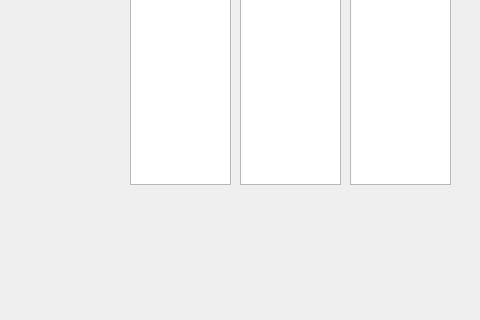
Before: the Qt Designer form online_store/warehouse_stock.ui in niki548/Online_store, drawn with Qt 5; both pictures show x 0 to 480 and y 206 to 526 of the 613 by 526 pixel window.
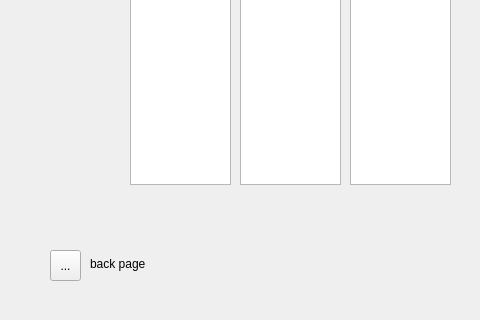
After: the same form once the commit is applied. Icons and pictures are not drawn.

The edit to the form file:
```diff
--- a/online_store/warehouse_stock.ui
+++ b/online_store/warehouse_stock.ui
@@ -82,6 +82,35 @@
     <string>stock</string>
    </property>
   </widget>
+  <widget class="QToolButton" name="toolButton">
+   <property name="geometry">
+    <rect>
+     <x>50</x>
+     <y>456</y>
+     <width>31</width>
+     <height>31</height>
+    </rect>
+   </property>
+   <property name="text">
+    <string>...</string>
+   </property>
+   <property name="icon">
+    <iconset theme="QIcon::ThemeIcon::DocumentRevert"/>
+   </property>
+  </widget>
+  <widget class="QLabel" name="label_12">
+   <property name="geometry">
+    <rect>
+     <x>90</x>
+     <y>460</y>
+     <width>71</width>
+     <height>20</height>
+    </rect>
+   </property>
+   <property name="text">
+    <string>back page</string>
+   </property>
+  </widget>
  </widget>
  <resources/>
  <connections/>
```
